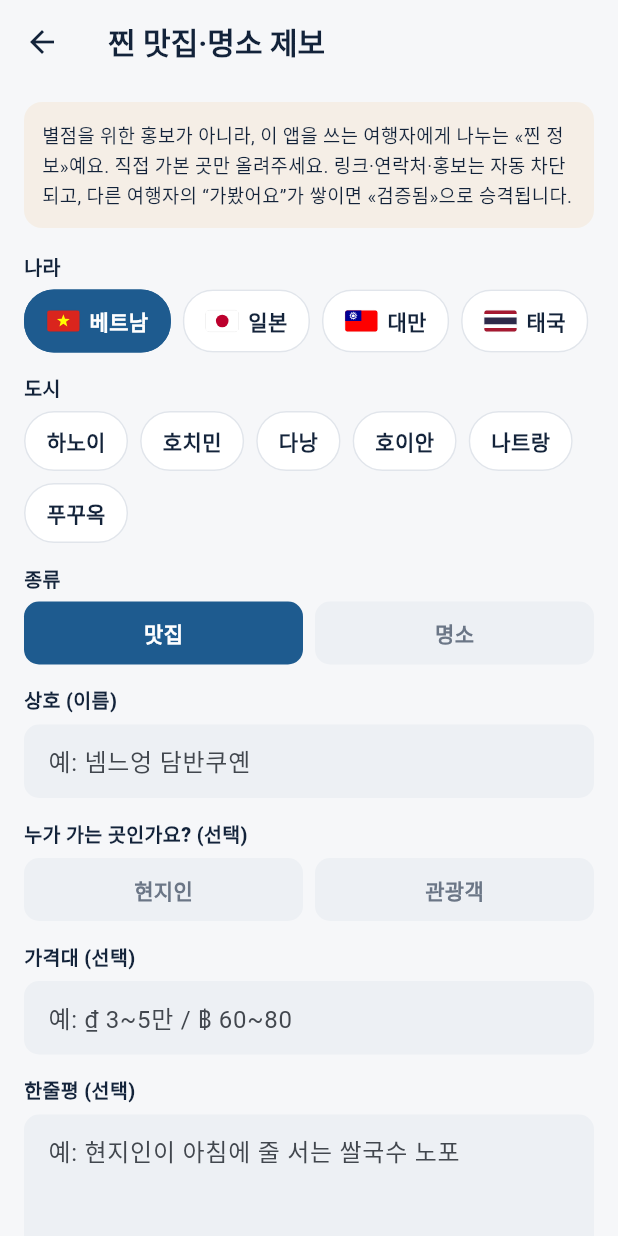
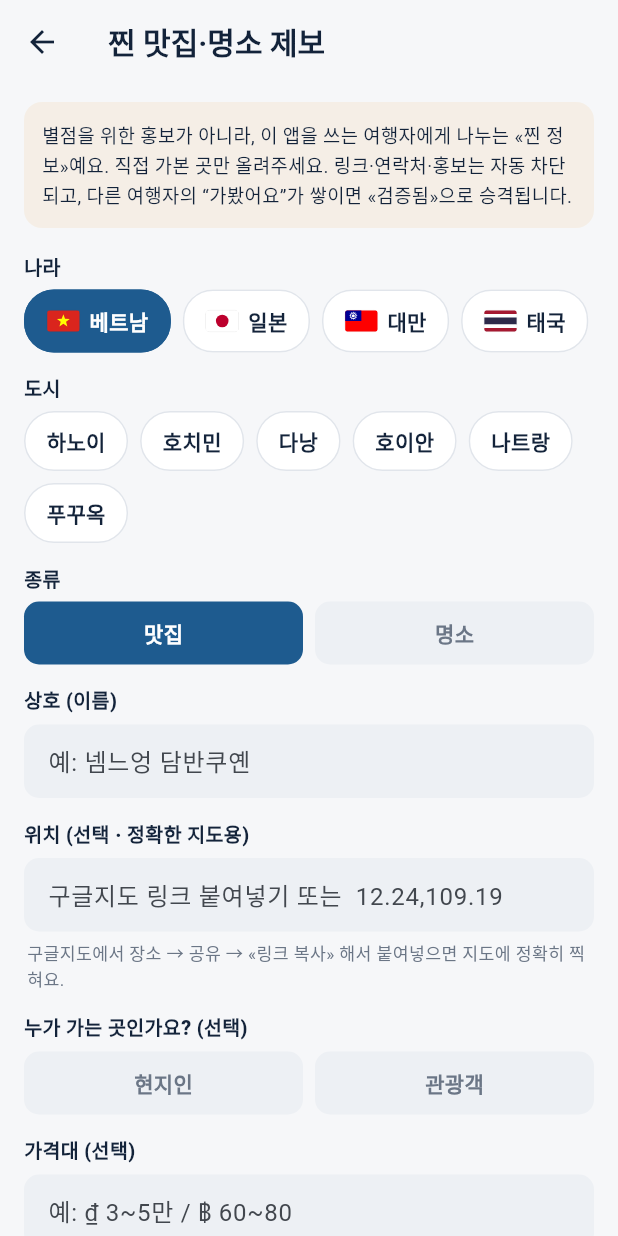
Before and after one commit to foreverojm/travelmate, a Flutter app: the screen it shows after launch, item 2 of the bottom bar chosen, after a tap on "제보", on a phone screen of 412 x 824 dp. Run offline on Flutter 3.47's test engine with Material 3 defaults, Android fonts, the phone set to English and light mode, and no system bars; our stand-ins replace audioplayers, flutter_tts, shared_preferences; network calls fail.

Commit message:
fix: 제보 위치 정확도 + Actions push 경쟁 수정
- 제보 폼에 위치(구글지도 링크/좌표) 입력 → 정확한 지도 핀
  - 단축링크(goo.gl/maps.app) 리다이렉트 해석 + @lat,lng/!3d!4d/q= 파싱
- 좌표 없으면 기존처럼 이름 검색(안내 문구)
- refresh workflow: push 전 rebase+재시도로 경쟁(non-fast-forward) 실패 방지
- v1.5.1(+11)

Co-Authored-By: Claude Opus 4.8 (1M context) <noreply@anthropic.com>

```diff
--- a/lib/features/contrib/contrib_form.dart
+++ b/lib/features/contrib/contrib_form.dart
@@ -29,12 +29,14 @@ class _ContribFormState extends State<ContribForm> {
   final _name = TextEditingController();
   final _price = TextEditingController();
   final _note = TextEditingController();
+  final _loc = TextEditingController();
 
   @override
   void dispose() {
     _name.dispose();
     _price.dispose();
     _note.dispose();
+    _loc.dispose();
     super.dispose();
   }
 
@@ -53,6 +55,14 @@ class _ContribFormState extends State<ContribForm> {
     }
 
     setState(() => _submitting = true);
+
+    // 위치: 구글지도 링크/좌표에서 정확한 위경도 추출(있으면 지도 핀 정확)
+    (double, double)? coords;
+    final locText = _loc.text.trim();
+    if (locText.isNotEmpty) {
+      coords = await ContribService.extractLatLng(locText);
+    }
+
     final ok = await prov.submit(UserPlace(
       id: '',
       countryCode: _cc,
@@ -62,11 +72,15 @@ class _ContribFormState extends State<ContribForm> {
       audience: _audience,
       priceHint: _price.text.trim(),
       note: _note.text.trim(),
+      lat: coords?.$1,
+      lng: coords?.$2,
     ));
     if (!mounted) return;
     setState(() => _submitting = false);
     if (ok) {
-      _toast('제보 감사합니다! 다른 여행자의 “가봤어요”로 검증돼요.');
+      _toast(locText.isNotEmpty && coords == null
+          ? '등록됐어요. 다만 위치 링크를 못 읽어 지도는 이름으로 검색돼요.'
+          : '제보 감사합니다! 다른 여행자의 “가봤어요”로 검증돼요.');
       Navigator.pop(context);
     } else {
       _toast('등록에 실패했어요. 잠시 후 다시 시도해 주세요.');
@@ -133,6 +147,16 @@ class _ContribFormState extends State<ContribForm> {
           const SizedBox(height: 14),
           _label('상호 (이름)'),
           _field(_name, '예: 넴느엉 담반쿠옌'),
+          const SizedBox(height: 14),
+          _label('위치 (선택 · 정확한 지도용)'),
+          _field(_loc, '구글지도 링크 붙여넣기 또는  12.24,109.19'),
+          const Padding(
+            padding: EdgeInsets.only(top: 6, left: 2),
+            child: Text(
+              '구글지도에서 장소 → 공유 → «링크 복사» 해서 붙여넣으면 지도에 정확히 찍혀요.',
+              style: TextStyle(fontSize: 11.5, color: AppColors.textMuted, height: 1.4),
+            ),
+          ),
           const SizedBox(height: 14),
           _label('누가 가는 곳인가요? (선택)'),
           Row(
--- a/lib/features/more/more_screen.dart
+++ b/lib/features/more/more_screen.dart
@@ -18,7 +18,7 @@ class MoreScreen extends StatelessWidget {
           const SizedBox(height: 16),
 
           _group('앱 정보'),
-          _tile(Icons.info_outline, '버전', trailing: '1.5.0'),
+          _tile(Icons.info_outline, '버전', trailing: '1.5.1'),
           _tile(Icons.flag_outlined, '지원 국가', trailing: '베트남·일본·대만·태국'),
           const SizedBox(height: 16),
 
--- a/pubspec.yaml
+++ b/pubspec.yaml
@@ -16,7 +16,7 @@ publish_to: 'none' # Remove this line if you wish to publish to pub.dev
 # https://developer.apple.com/library/archive/documentation/General/Reference/InfoPlistKeyReference/Articles/CoreFoundationKeys.html
 # In Windows, build-name is used as the major, minor, and patch parts
 # of the product and file versions while build-number is used as the build suffix.
-version: 1.5.0+10
+version: 1.5.1+11
 
 environment:
   sdk: ^3.6.2
```
Also changed, not shown: lib/features/contrib/contrib_service.dart (+59 -0 lines), 1 other file.
